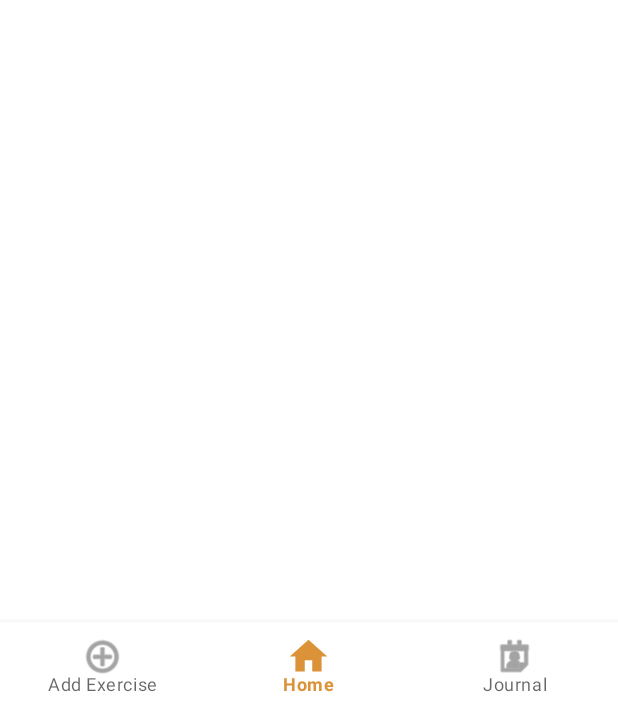
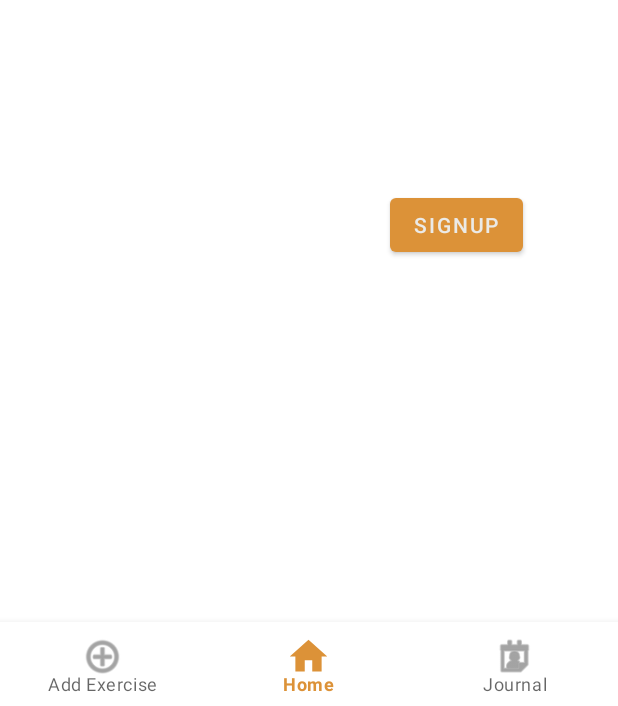
Before and after one commit to Steinardarri/SportDemon, an Android app: the screen it shows after launch (HomeActivity), on a phone screen of 412 x 824 dp, the part 530-1236 px from its top. Run offline under Robolectric (Android 15) with nearby library versions, the phone set to English and light mode, and no system bars; our stand-ins replace navigation-ui.

Commit message:
Grunnur að signup, tengdi HomeFragment við SignupActivity

```diff
--- a/SportDemonApp/src/main/AndroidManifest.xml
+++ b/SportDemonApp/src/main/AndroidManifest.xml
@@ -23,6 +23,7 @@
                 <category android:name="android.intent.category.LAUNCHER" />
             </intent-filter>
         </activity>
+        <activity android:name=".SignupActivity" />
     </application>
 
 </manifest>
--- a/SportDemonApp/src/main/java/is/hi/hbvg601/team16/sportdemon/HomeActivity.java
+++ b/SportDemonApp/src/main/java/is/hi/hbvg601/team16/sportdemon/HomeActivity.java
@@ -11,11 +11,17 @@ import androidx.navigation.ui.AppBarConfiguration;
 import androidx.navigation.ui.NavigationUI;
 
 import is.hi.hbvg601.team16.sportdemon.databinding.ActivityHomeBinding;
+import is.hi.hbvg601.team16.sportdemon.persistence.entities.User;
+import is.hi.hbvg601.team16.sportdemon.services.HomeService;
+import is.hi.hbvg601.team16.sportdemon.services.implementations.HomeServiceImplementation;
+import is.hi.hbvg601.team16.sportdemon.services.implementations.NetworkManagerAPI;
 
 public class HomeActivity extends AppCompatActivity {
-
     @SuppressWarnings("FieldCanBeLocal")
     private ActivityHomeBinding binding;
+
+    private User mSportUser;
+    public HomeService mHomeService;
 
     @Override
     protected void onCreate(Bundle savedInstanceState) {
@@ -23,6 +29,9 @@ public class HomeActivity extends AppCompatActivity {
 
         binding = ActivityHomeBinding.inflate(getLayoutInflater());
         setContentView(binding.getRoot());
+
+        NetworkManagerAPI nmAPI = new NetworkManagerAPI();
+        this.mHomeService = new HomeServiceImplementation(nmAPI);
 
         BottomNavigationView navView = findViewById(R.id.nav_view);
         // Passing each menu ID as a set of Ids because each
@@ -33,6 +42,8 @@ public class HomeActivity extends AppCompatActivity {
         NavController navController = Navigation.findNavController(this, R.id.nav_host_fragment_activity_home);
         NavigationUI.setupActionBarWithNavController(this, navController, appBarConfiguration);
         NavigationUI.setupWithNavController(binding.navView, navController);
+
+
     }
 
 }
--- a/SportDemonApp/src/main/java/is/hi/hbvg601/team16/sportdemon/persistence/entities/Workout.java
+++ b/SportDemonApp/src/main/java/is/hi/hbvg601/team16/sportdemon/persistence/entities/Workout.java
@@ -27,9 +27,8 @@ public class Workout {
     public Workout() {
     }
 
-    public Workout(String title, int duration, String description) {
+    public Workout(String title, String description) {
         this.title = title;
-        this.duration = duration;
         this.description = description;
     }
 
--- a/SportDemonApp/src/main/java/is/hi/hbvg601/team16/sportdemon/services/implementations/NetworkManagerAPI.java
+++ b/SportDemonApp/src/main/java/is/hi/hbvg601/team16/sportdemon/services/implementations/NetworkManagerAPI.java
@@ -22,7 +22,7 @@ public class NetworkManagerAPI {
         OkHttpClient.Builder httpClient = new OkHttpClient.Builder();
 
         Retrofit retrofit = new Retrofit.Builder()
-                .baseUrl("https://localhost:8080") // Local
+                .baseUrl("https://localhost:7666") // Local
 //                .baseUrl("https://sportdemonserver-production.up.railway.app") // Server
                 .addConverterFactory(GsonConverterFactory.create())
                 .client(httpClient.build())
--- a/SportDemonApp/src/main/java/is/hi/hbvg601/team16/sportdemon/ui/homeactivity/home/HomeFragment.java
+++ b/SportDemonApp/src/main/java/is/hi/hbvg601/team16/sportdemon/ui/homeactivity/home/HomeFragment.java
@@ -1,35 +1,45 @@
 package is.hi.hbvg601.team16.sportdemon.ui.homeactivity.home;
 
+import android.content.Intent;
 import android.os.Bundle;
 import android.view.LayoutInflater;
 import android.view.View;
 import android.view.ViewGroup;
+import android.widget.Button;
 import android.widget.Toast;
 
+import androidx.activity.result.ActivityResult;
+import androidx.activity.result.ActivityResultCallback;
+import androidx.activity.result.ActivityResultLauncher;
+import androidx.activity.result.contract.ActivityResultContract;
+import androidx.activity.result.contract.ActivityResultContracts;
 import androidx.annotation.NonNull;
 import androidx.fragment.app.Fragment;
-import androidx.lifecycle.ViewModelProvider;
 import androidx.recyclerview.widget.LinearLayoutManager;
 import androidx.recyclerview.widget.RecyclerView;
 
 import java.util.ArrayList;
 import java.util.List;
 
+import is.hi.hbvg601.team16.sportdemon.SignupActivity;
 import is.hi.hbvg601.team16.sportdemon.databinding.FragmentHomeBinding;
 import is.hi.hbvg601.team16.sportdemon.persistence.entities.User;
 import is.hi.hbvg601.team16.sportdemon.persistence.entities.Workout;
 
-public class HomeFragment extends Fragment implements WorkoutsRecyclerViewAdapter.ItemClickListener {
+public class HomeFragment extends Fragment {
 
     private FragmentHomeBinding mBinding;
     private WorkoutsRecyclerViewAdapter mAdapter;
+
+    // Intent code
+    private static final int LOGIN = 0;
 
     private final User mUser = createDummyData();
 
     public View onCreateView(@NonNull LayoutInflater inflater,
                              ViewGroup container, Bundle savedInstanceState) {
-        HomeViewModel homeViewModel =
-                new ViewModelProvider(this).get(HomeViewModel.class);
+//        HomeViewModel homeViewModel = // TODO: Implement Custom ViewModels
+//                new ViewModelProvider(this).get(HomeViewModel.class);
 
         mBinding = FragmentHomeBinding.inflate(inflater, container, false);
         View root = mBinding.getRoot();
@@ -47,8 +57,17 @@ public class HomeFragment extends Fragment implements WorkoutsRecyclerViewAdapte
         RecyclerView recyclerView = mBinding.workoutRecyclerView;
         recyclerView.setLayoutManager(new LinearLayoutManager(getContext()));
         mAdapter = new WorkoutsRecyclerViewAdapter(getContext(), titles);
-        mAdapter.setClickListener(this);
+        mAdapter.setClickListener(
+                (View v, int position) ->
+                        Toast.makeText(getContext(),
+                                "Þú valdir "+mAdapter.getItem(position)+" á röð "+position,
+                                Toast.LENGTH_SHORT
+                        ).show()
+        );
         recyclerView.setAdapter(mAdapter);
+
+        Button signupBtn = mBinding.homeSignupButton;
+        signupBtn.setOnClickListener(v -> openSignupActivity());
 
         return root;
     }
@@ -59,10 +78,21 @@ public class HomeFragment extends Fragment implements WorkoutsRecyclerViewAdapte
         mBinding = null;
     }
 
-    @Override
-    public void onItemClick(View view, int position) {
-        Toast.makeText(getContext(), "Þú valdir " + mAdapter.getItem(position) + " á röð " + position, Toast.LENGTH_SHORT).show();
+    public void openSignupActivity() {
+        Intent i = new Intent(getActivity(), SignupActivity.class);
+        signupResultLauncher.launch(i);
     }
+
+    ActivityResultLauncher<Intent> signupResultLauncher = registerForActivityResult(
+            new ActivityResultContracts.StartActivityForResult(),
+            result -> {
+                if(result.getResultCode() == LOGIN) {
+                    Intent data = result.getData();
+                    // Hugsanlega logga beint inn eftir að hafa búið til account
+                    // Annars gera ekkert og skilja eftir autt
+                }
+            }
+    );
 
     private User createDummyData() {
         User u = new User("gervimadur","lykilord", "gm@hi.is");
@@ -71,7 +101,7 @@ public class HomeFragment extends Fragment implements WorkoutsRecyclerViewAdapte
                 "Calisthenics", "Yoga"};
         List<Workout> workouts = new ArrayList<>();
         for (int i = 0; i < 5; i++) {
-            Workout w = new Workout(workoutTitles[i],0,"");
+            Workout w = new Workout(workoutTitles[i],"");
             workouts.add(w);
         }
 
--- a/SportDemonApp/src/main/java/is/hi/hbvg601/team16/sportdemon/ui/homeactivity/home/HomeViewModel.java
+++ b/SportDemonApp/src/main/java/is/hi/hbvg601/team16/sportdemon/ui/homeactivity/home/HomeViewModel.java
@@ -6,6 +6,7 @@ import androidx.lifecycle.ViewModel;
 
 public class HomeViewModel extends ViewModel {
 
+    // TODO: Setja gagna föll hér
     public HomeViewModel() {
     }
 }
--- a/SportDemonApp/src/main/res/layout/activity_home.xml
+++ b/SportDemonApp/src/main/res/layout/activity_home.xml
@@ -14,8 +14,8 @@
         app:itemIconSize="30dp"
         android:background="?android:attr/windowBackground"
         app:layout_constraintBottom_toBottomOf="parent"
-        app:layout_constraintLeft_toLeftOf="parent"
-        app:layout_constraintRight_toRightOf="parent"
+        app:layout_constraintStart_toStartOf="parent"
+        app:layout_constraintEnd_toEndOf="parent"
         app:menu="@menu/bottom_nav_menu" />
 
     <fragment
@@ -26,8 +26,8 @@
         app:defaultNavHost="true"
         app:layout_constraintBottom_toTopOf="@id/nav_view"
         app:layout_constraintHorizontal_bias="0.0"
-        app:layout_constraintLeft_toLeftOf="parent"
-        app:layout_constraintRight_toRightOf="parent"
+        app:layout_constraintStart_toStartOf="parent"
+        app:layout_constraintEnd_toEndOf="parent"
         app:layout_constraintTop_toTopOf="parent"
         app:layout_constraintVertical_bias="1.0"
         app:navGraph="@navigation/mobile_navigation"
--- a/SportDemonApp/src/main/res/layout/fragment_home.xml
+++ b/SportDemonApp/src/main/res/layout/fragment_home.xml
@@ -9,7 +9,7 @@
     tools:context=".ui.homeactivity.home.HomeFragment">
 
     <ImageView
-        android:id="@+id/sportDemonImage"
+        android:id="@+id/home_sportDemonLogo"
         android:layout_width="0dp"
         android:layout_height="150dp"
         android:contentDescription="@string/app_name"
@@ -25,9 +25,19 @@
         android:layout_width="0dp"
         android:layout_height="match_parent"
         app:layout_constraintBottom_toBottomOf="parent"
-        app:layout_constraintEnd_toStartOf="@+id/sportDemonImage"
-        app:layout_constraintHorizontal_bias="0.37"
+        app:layout_constraintEnd_toStartOf="@+id/home_sportDemonLogo"
         app:layout_constraintStart_toStartOf="parent"
         app:layout_constraintTop_toTopOf="parent" />
 
+    <Button
+        android:id="@+id/home_signup_button"
+        android:layout_width="wrap_content"
+        android:layout_height="wrap_content"
+        android:text="Signup"
+        app:layout_constraintBottom_toBottomOf="parent"
+        app:layout_constraintEnd_toEndOf="parent"
+        app:layout_constraintStart_toEndOf="@+id/workoutRecyclerView"
+        app:layout_constraintTop_toBottomOf="@+id/home_sportDemonLogo"
+        app:layout_constraintVertical_bias="0.33" />
+
 </androidx.constraintlayout.widget.ConstraintLayout>
```
Also changed, not shown: SportDemonApp/src/main/java/is/hi/hbvg601/team16/sportdemon/SignupActivity.java (+16 -1 lines), SportDemonApp/src/main/res/layout/activity_signup.xml (added, +169 -0 lines).
